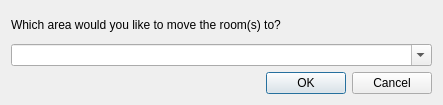
Mudlet/Mudlet, file src/ui/set_room_area.ui: the form before one commit.
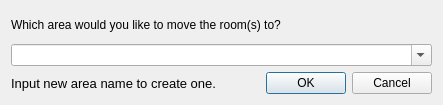
The form after the commit.

Commit message: add notion that that new area can be crated

```diff
--- a/src/ui/set_room_area.ui
+++ b/src/ui/set_room_area.ui
@@ -32,8 +32,13 @@
     <layout class="QHBoxLayout" name="layout_footer">
      <item>
       <widget class="QLabel" name="label_info">
+       <property name="font">
+        <font>
+         <pointsize>10</pointsize>
+        </font>
+       </property>
        <property name="text">
-        <string/>
+        <string>Input new area name to create one.</string>
        </property>
        <property name="textFormat">
         <enum>Qt::AutoText</enum>
```
